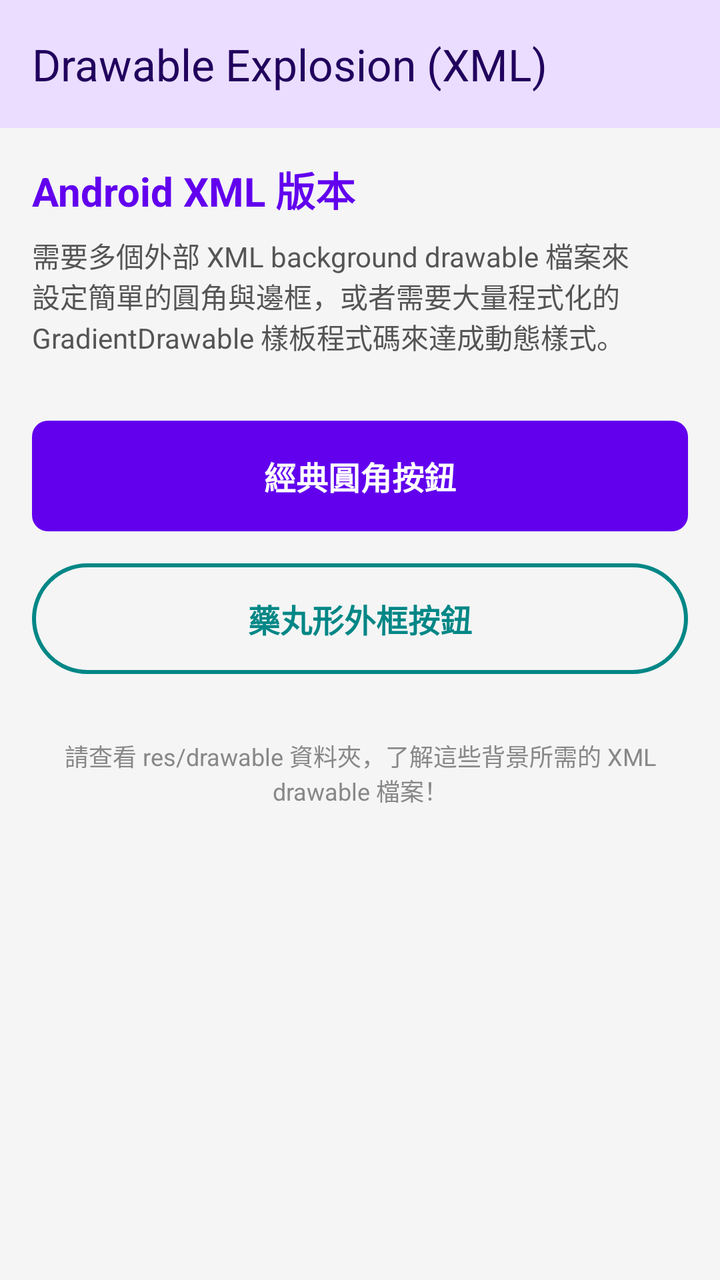
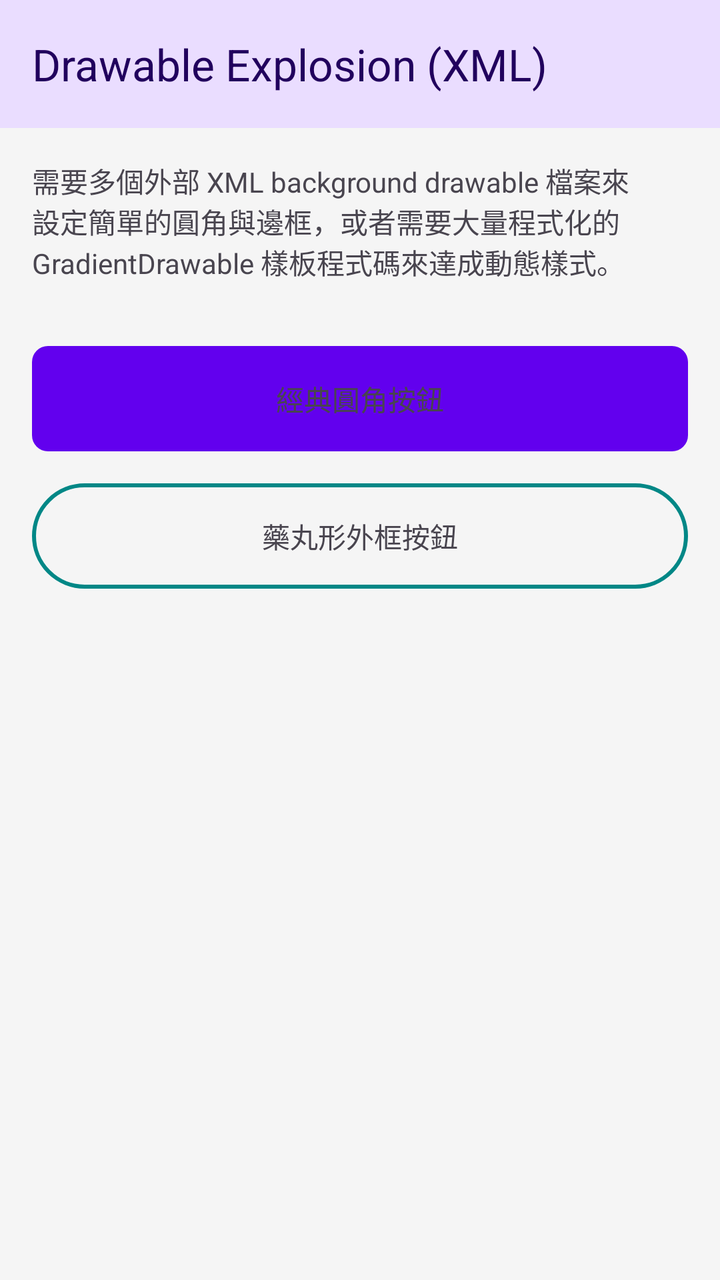

Screens rendered from an Android XML layout before and after an edit, with the pre-edit source and the edit as a unified diff.
<!-- AndroidManifest.xml: application theme Theme.HappyCompose -->
<!-- res/layout/fragment_background_demo_xml.xml -->
<?xml version="1.0" encoding="utf-8"?>
<LinearLayout xmlns:android="http://schemas.android.com/apk/res/android"
    xmlns:app="http://schemas.android.com/apk/res-auto"
    android:layout_width="match_parent"
    android:layout_height="match_parent"
    android:orientation="vertical"
    android:background="#FFF5F5F5">

    <com.google.android.material.appbar.AppBarLayout
        android:layout_width="match_parent"
        android:layout_height="wrap_content">

        <com.google.android.material.appbar.MaterialToolbar
            android:id="@+id/toolbar"
            android:layout_width="match_parent"
            android:layout_height="?attr/actionBarSize"
            android:background="?attr/colorPrimaryContainer"
            app:title="Drawable Explosion (XML)"
            app:titleTextColor="?attr/colorOnPrimaryContainer"
            app:navigationIconTint="?attr/colorOnPrimaryContainer" />

    </com.google.android.material.appbar.AppBarLayout>

    <ScrollView
        android:id="@+id/content_background"
        android:layout_width="match_parent"
        android:layout_height="0dp"
        android:layout_weight="1"
        android:fillViewport="true">

        <LinearLayout
            android:layout_width="match_parent"
            android:layout_height="wrap_content"
            android:orientation="vertical"
            android:padding="16dp">

            <TextView
                android:layout_width="match_parent"
                android:layout_height="wrap_content"
                android:text="Android XML 版本"
                android:textSize="20sp"
                android:textStyle="bold"
                android:textColor="@color/purple_500"
                android:paddingBottom="8dp" />

            <TextView
                android:layout_width="match_parent"
                android:layout_height="wrap_content"
                android:text="需要多個外部 XML background drawable 檔案來設定簡單的圓角與邊框，或者需要大量程式化的 GradientDrawable 樣板程式碼來達成動態樣式。"
                android:textSize="14sp"
                android:textColor="#FF555555"
                android:paddingBottom="24dp" />

            
            <TextView
                android:id="@+id/tvCard1"
                android:layout_width="match_parent"
                android:layout_height="wrap_content"
                android:layout_marginVertical="8dp"
                android:background="@drawable/bg_rounded_purple"
                android:gravity="center"
                android:paddingHorizontal="24dp"
                android:paddingVertical="16dp"
                android:text="經典圓角按鈕"
                android:textColor="@color/white"
                android:textSize="16sp"
                android:textStyle="bold" />

            
            <TextView
                android:id="@+id/tvCard2"
                android:layout_width="match_parent"
                android:layout_height="wrap_content"
                android:layout_marginVertical="8dp"
                android:background="@drawable/bg_pill_outline_teal"
                android:gravity="center"
                android:paddingHorizontal="24dp"
                android:paddingVertical="16dp"
                android:text="藥丸形外框按鈕"
                android:textColor="@color/teal_700"
                android:textSize="16sp"
                android:textStyle="bold" />

            <TextView
                android:layout_width="match_parent"
                android:layout_height="wrap_content"
                android:layout_marginTop="24dp"
                android:gravity="center"
                android:text="請查看 res/drawable 資料夾，了解這些背景所需的 XML drawable 檔案！"
                android:textSize="12sp"
                android:textColor="#888888" />

        </LinearLayout>
    </ScrollView>

</LinearLayout>
<!-- resources referenced by this layout -->
<resources>
  <color name="purple_500">#FF6200EE</color>
  <color name="teal_700">#FF018786</color>
  <color name="white">#FFFFFFFF</color>
  <!-- drawable bg_pill_outline_teal (drawable) -->
  <?xml version="1.0" encoding="utf-8"?>
  <shape xmlns:android="http://schemas.android.com/apk/res/android"
      android:shape="rectangle">
      <solid android:color="@android:color/transparent" />
      <stroke
          android:width="2dp"
          android:color="@color/teal_700" />
      <corners android:radius="100dp" />
  </shape>
  <!-- drawable bg_rounded_purple (drawable) -->
  <?xml version="1.0" encoding="utf-8"?>
  <shape xmlns:android="http://schemas.android.com/apk/res/android"
      android:shape="rectangle">
      <solid android:color="@color/purple_500" />
      <corners android:radius="8dp" />
  </shape>
  <style name="Theme.HappyCompose" parent="Theme.Material3.DayNight.NoActionBar">
          
          <item name="colorPrimary">@color/purple_500</item>
          <item name="colorPrimaryVariant">@color/purple_700</item>
          <item name="colorOnPrimary">@color/white</item>
          
          <item name="colorSecondary">@color/teal_200</item>
          <item name="colorSecondaryVariant">@color/teal_700</item>
          <item name="colorOnSecondary">@color/black</item>
          
          <item name="android:statusBarColor">?attr/colorPrimaryVariant</item>
      </style>
  <color name="purple_700">#FF3700B3</color>
  <color name="teal_200">#FF03DAC5</color>
  <color name="black">#FF000000</color>
</resources>

<!-- the commit's change to res/layout/fragment_background_demo_xml.xml (unified diff, before → after) -->
@@ -37,18 +37,7 @@
             <TextView
                 android:layout_width="match_parent"
                 android:layout_height="wrap_content"
-                android:text="Android XML 版本"
-                android:textSize="20sp"
-                android:textStyle="bold"
-                android:textColor="@color/purple_500"
-                android:paddingBottom="8dp" />
-
-            <TextView
-                android:layout_width="match_parent"
-                android:layout_height="wrap_content"
                 android:text="需要多個外部 XML background drawable 檔案來設定簡單的圓角與邊框，或者需要大量程式化的 GradientDrawable 樣板程式碼來達成動態樣式。"
-                android:textSize="14sp"
-                android:textColor="#FF555555"
                 android:paddingBottom="24dp" />
 
             
@@ -61,10 +50,7 @@
                 android:gravity="center"
                 android:paddingHorizontal="24dp"
                 android:paddingVertical="16dp"
-                android:text="經典圓角按鈕"
-                android:textColor="@color/white"
-                android:textSize="16sp"
-                android:textStyle="bold" />
+                android:text="經典圓角按鈕" />
 
             
             <TextView
@@ -76,19 +62,7 @@
                 android:gravity="center"
                 android:paddingHorizontal="24dp"
                 android:paddingVertical="16dp"
-                android:text="藥丸形外框按鈕"
-                android:textColor="@color/teal_700"
-                android:textSize="16sp"
-                android:textStyle="bold" />
-
-            <TextView
-                android:layout_width="match_parent"
-                android:layout_height="wrap_content"
-                android:layout_marginTop="24dp"
-                android:gravity="center"
-                android:text="請查看 res/drawable 資料夾，了解這些背景所需的 XML drawable 檔案！"
-                android:textSize="12sp"
-                android:textColor="#888888" />
+                android:text="藥丸形外框按鈕" />
 
         </LinearLayout>
     </ScrollView>
